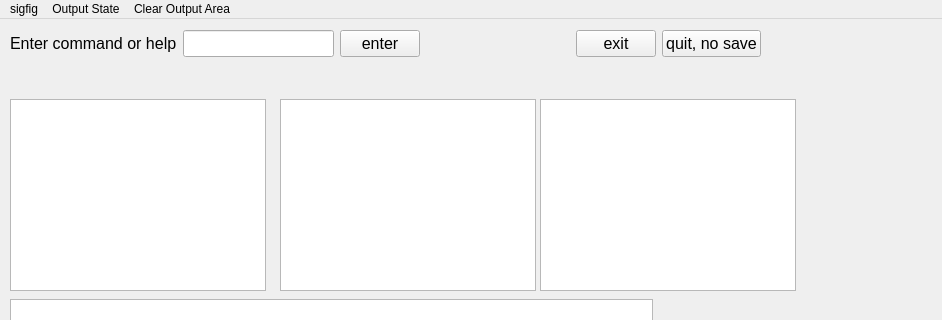
Before: the Qt Designer form mainwindow.ui in drrob1/qtrpn2, drawn with Qt 5; both pictures show x 0 to 942 and y 0 to 320 of the 942 by 662 pixel window.
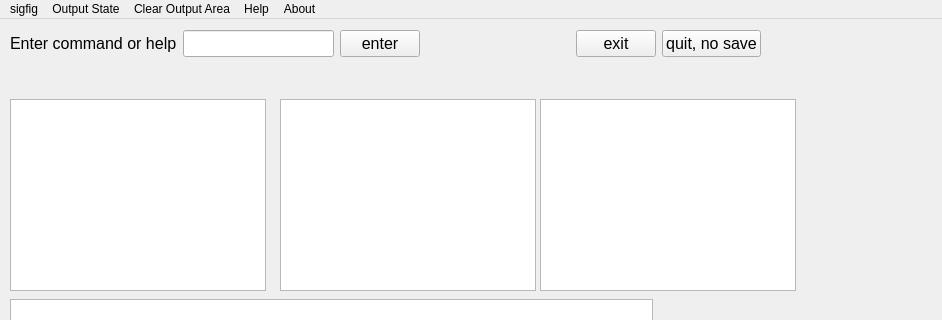
After: the same form once the commit is applied.

The edit to the form file:
```diff
--- a/mainwindow.ui
+++ b/mainwindow.ui
@@ -179,9 +179,23 @@
     </property>
     <addaction name="actionclear_area"/>
    </widget>
+   <widget class="QMenu" name="menuHelp">
+    <property name="title">
+     <string>Help</string>
+    </property>
+    <addaction name="actionHelp"/>
+   </widget>
+   <widget class="QMenu" name="menuABout">
+    <property name="title">
+     <string>About</string>
+    </property>
+    <addaction name="actionAbout"/>
+   </widget>
    <addaction name="menusigfig"/>
    <addaction name="menuOutput_State"/>
    <addaction name="menuClear_Output_Area"/>
+   <addaction name="menuHelp"/>
+   <addaction name="menuABout"/>
   </widget>
   <widget class="QStatusBar" name="statusbar"/>
   <action name="action_1">
```
Left out of the diff: 12 changed lines with no effect on the pictures.
